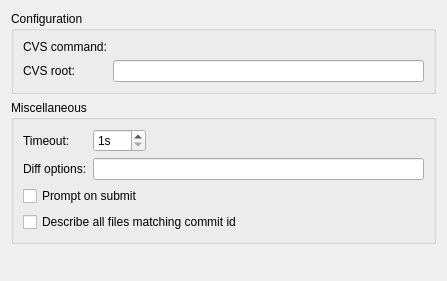
This is src/plugins/cvs/settingspage.ui in qt-creator/qt-creator as Qt 5 draws it before an edit. The edited form follows.
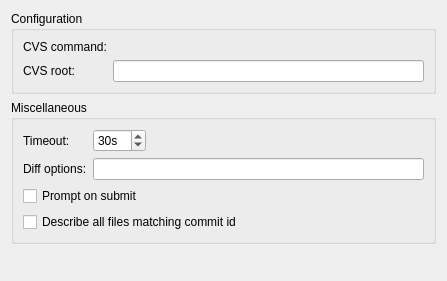
This is the edited form. Custom widgets are drawn as their Qt base class.

Patch:
```diff
--- a/src/plugins/cvs/settingspage.ui
+++ b/src/plugins/cvs/settingspage.ui
@@ -97,6 +97,9 @@
         <property name="maximum">
          <number>360</number>
         </property>
+        <property name="value">
+         <number>30</number>
+        </property>
        </widget>
       </item>
      </layout>
```
